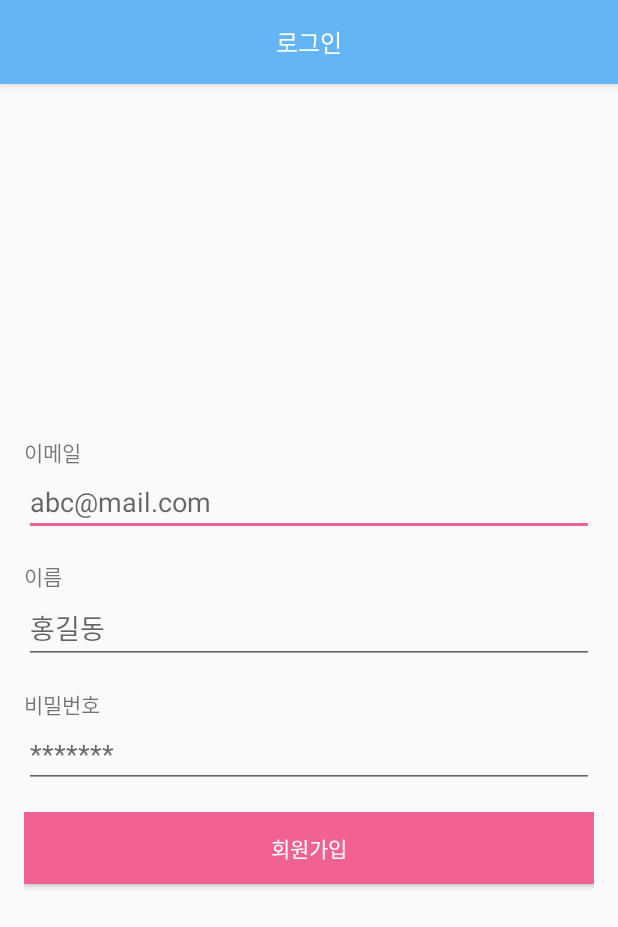
After one commit to pnu-004-team5/004-team5-android, an Android app: the SignupActivity screen opened directly, with no data from a screen before it, on a phone screen of 412 x 824 dp. The commit adds this screen. Shown: the top 927 px of the screen. Run offline under Robolectric (Android 15) with nearby library versions, the phone set to English and light mode, and no system bars; our stand-ins replace data binding; pictures from the network do not load.

Commit message:
user signup, login, logout, remove complete

```diff
--- /dev/null
+++ b/app/src/main/java/team5/class004/android/activity/SignupActivity.java
@@ -0,0 +1,91 @@
+package team5.class004.android.activity;
+
+import android.app.Activity;
+import android.content.Intent;
+import android.databinding.DataBindingUtil;
+import android.os.Bundle;
+import android.support.annotation.NonNull;
+import android.view.Gravity;
+import android.view.View;
+import android.widget.Toast;
+
+import com.google.gson.Gson;
+
+import java.util.HashMap;
+
+import retrofit2.Call;
+import retrofit2.Callback;
+import retrofit2.Response;
+import team5.class004.android.GlobalApp;
+import team5.class004.android.R;
+import team5.class004.android.databinding.ActivitySignupBinding;
+import team5.class004.android.model.HabitItem;
+import team5.class004.android.model.UserItem;
+import team5.class004.android.utils.Utils;
+import team5.class004.android.widget.LoadingDialog;
+
+public class SignupActivity extends BaseActivity {
+    Activity mActivity = SignupActivity.this;
+    ActivitySignupBinding activityBinding;
+    LoadingDialog dialog;
+
+    @Override
+    protected void onCreate(Bundle savedInstanceState) {
+        super.onCreate(savedInstanceState);
+        activityBinding = DataBindingUtil.setContentView(mActivity, R.layout.activity_signup);
+        Utils.getInstance().setActionbar(mActivity, "로그인", true);
+        dialog = new LoadingDialog(mActivity);
+
+        getSupportActionBar().setDisplayHomeAsUpEnabled(false);
+        getSupportActionBar().setDisplayShowTitleEnabled(false);
+
+        activityBinding.btnSignup.setOnClickListener(new View.OnClickListener() {
+            @Override
+            public void onClick(View v) {
+                showDialog();
+                HashMap<String, String> params = new HashMap<>();
+                params.put("name", activityBinding.etName.getText().toString());
+                params.put("email", activityBinding.etEmail.getText().toString());
+                params.put("password", activityBinding.etPassword.getText().toString());
+                GlobalApp.getInstance().restClient.api().createUser(params).enqueue(new Callback<UserItem>()
+                {
+                    @Override
+                    public void onResponse(@NonNull Call<UserItem> call, @NonNull Response<UserItem> response)
+                    {
+                        if (response.isSuccessful() && response.body() != null)
+                        {
+                            if(response.body().email == null) {
+                                Toast.makeText(mActivity, "이미 존재하는 계정입니다.", Toast.LENGTH_SHORT).show();
+                            } else {
+                                GlobalApp.getInstance().userItem = response.body();
+                                if(GlobalApp.getInstance().userItem != null)
+                                    GlobalApp.getInstance().prefs.edit().putString("user", new Gson().toJson(GlobalApp.getInstance().userItem)).apply();
+                                startActivity(new Intent(mActivity, LoginActivity.class));
+                                finish();
+                            }
+                        }
+                        dismissDialog();
+                    }
+
+                    @Override
+                    public void onFailure(@NonNull Call<UserItem> call, @NonNull Throwable t)
+                    {
+                        dismissDialog();
+                        finish();
+                        t.printStackTrace();
+                    }
+                });
+            }
+        });
+    }
+
+    void showDialog() {
+        dialog.setCancelable(false);
+        dialog.getWindow().setGravity(Gravity.CENTER);
+        dialog.show();
+    }
+
+    void dismissDialog() {
+        dialog.dismiss();
+    }
+}
--- /dev/null
+++ b/app/src/main/res/layout/activity_signup.xml
@@ -0,0 +1,54 @@
+<?xml version="1.0" encoding="utf-8"?>
+<layout
+    xmlns:android="http://schemas.android.com/apk/res/android">
+<LinearLayout
+    android:layout_width="match_parent"
+    android:layout_height="match_parent"
+    android:orientation="vertical"
+    android:padding="@dimen/margin_large"
+    android:gravity="center">
+    <TextView
+        android:layout_width="match_parent"
+        android:layout_height="wrap_content"
+        android:text="이메일" />
+
+    <EditText
+        android:id="@+id/et_email"
+        android:layout_width="match_parent"
+        android:layout_height="wrap_content"
+        android:layout_marginBottom="@dimen/margin_large"
+        android:hint="abc@mail.com" />
+    <TextView
+        android:layout_width="match_parent"
+        android:layout_height="wrap_content"
+        android:text="이름" />
+
+    <EditText
+        android:id="@+id/et_name"
+        android:layout_width="match_parent"
+        android:layout_height="wrap_content"
+        android:layout_marginBottom="@dimen/margin_large"
+        android:hint="홍길동" />
+
+    <TextView
+        android:layout_width="match_parent"
+        android:layout_height="wrap_content"
+        android:text="비밀번호" />
+
+    <EditText
+        android:id="@+id/et_password"
+        android:layout_width="match_parent"
+        android:layout_height="wrap_content"
+        android:inputType="textPassword"
+        android:layout_marginBottom="@dimen/margin_large"
+        android:hint="*******" />
+
+    <Button
+        android:id="@+id/btn_signup"
+        android:layout_width="match_parent"
+        android:layout_height="wrap_content"
+        android:background="@color/colorAccent"
+        android:textColor="@color/white"
+        android:text="회원가입"/>
+</LinearLayout>
+</layout>
```
Also changed, not shown: app/src/main/AndroidManifest.xml (+10 -0 lines), app/src/main/java/team5/class004/android/Fragment/MyProfileFragment.java (+90 -1 lines), app/src/main/java/team5/class004/android/GlobalApp.java (+8 -0 lines), app/src/main/java/team5/class004/android/activity/LoadingActivity.java (+10 -2 lines), app/src/main/java/team5/class004/android/activity/LoginActivity.java (added, +99 -0 lines), app/src/main/java/team5/class004/android/model/UserItem.java (added, +9 -0 lines), app/src/main/java/team5/class004/android/utils/RestClient.java (+7 -2 lines), app/src/main/res/layout/activity_login.xml (added, +58 -0 lines), app/src/main/res/layout/fragment_my_profile.xml (+15 -0 lines).
